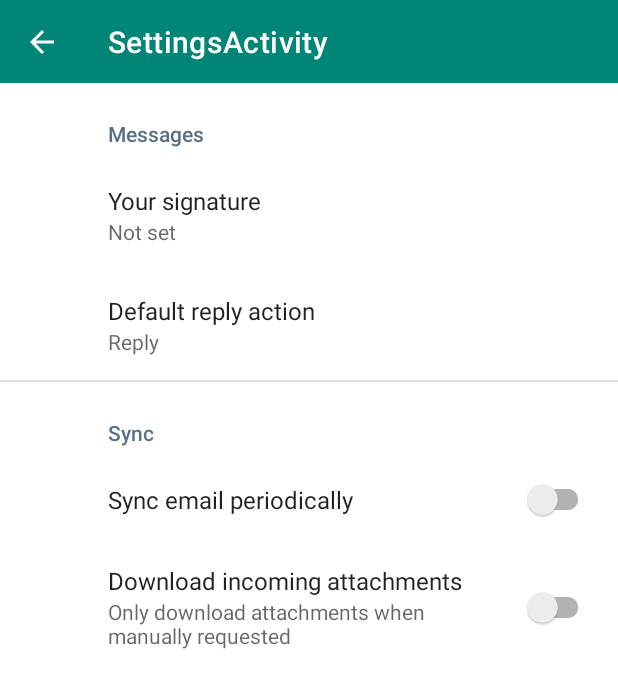
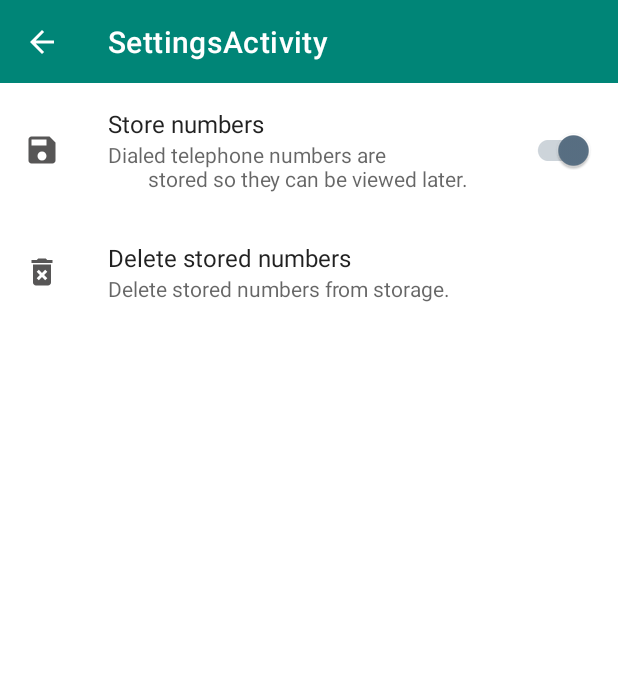
Before and after one commit to ebbanimer/dialer-app, an Android app: the screen it shows after launch (SettingsActivity), after a tap on "SETTINGS", on a phone screen of 412 x 824 dp. Shown: the top 688 px of the screen. Run offline under Robolectric (Android 15) with nearby library versions, the phone set to English and light mode, and no system bars; our stand-ins replace androidx.preference.

Commit message:
Task 4: Subtask 3 done.

```diff
--- a/app/build.gradle
+++ b/app/build.gradle
@@ -48,4 +48,5 @@ dependencies {
     testImplementation 'junit:junit:4.13.2'
     androidTestImplementation 'androidx.test.ext:junit:1.1.3'
     androidTestImplementation 'androidx.test.espresso:espresso-core:3.4.0'
+
 }
--- a/app/src/main/java/se/miun/ebni2100/dt031g/dialer/SettingsActivity.kt
+++ b/app/src/main/java/se/miun/ebni2100/dt031g/dialer/SettingsActivity.kt
@@ -1,8 +1,13 @@
 package se.miun.ebni2100.dt031g.dialer
 
+import android.content.Context
+import android.content.SharedPreferences
 import android.os.Bundle
+import android.view.View
 import androidx.appcompat.app.AppCompatActivity
+import androidx.preference.Preference
 import androidx.preference.PreferenceFragmentCompat
+import androidx.preference.PreferenceManager
 import se.miun.ebni2100.dt031g.dialer.databinding.SettingsActivityBinding
 
 /**
@@ -35,9 +40,35 @@ class SettingsActivity : AppCompatActivity() {
         supportActionBar?.setDisplayHomeAsUpEnabled(true)
     }
 
+    companion object {
+        const val NUMBER_SET_KEY = "NumberSetKey"
+
+        fun shouldStoreNumbers(context: Context): Boolean {
+            val sharedPreferences: SharedPreferences =
+                PreferenceManager.getDefaultSharedPreferences(context)
+            return sharedPreferences.getBoolean(context.getString(R.string.store_key), true)
+        }
+
+    }
+
     class SettingsFragment : PreferenceFragmentCompat() {
         override fun onCreatePreferences(savedInstanceState: Bundle?, rootKey: String?) {
             setPreferencesFromResource(R.xml.root_preferences, rootKey)
         }
+
+        override fun onViewCreated(view: View, savedInstanceState: Bundle?) {
+            super.onViewCreated(view, savedInstanceState)
+            findPreference<Preference>(getString(R.string.delete_key))?.setOnPreferenceClickListener {
+                clearStoredNumbers()
+                true
+            }
+        }
+
+        private fun clearStoredNumbers(){
+            val toSave : MutableSet<String>? = null
+            val prefs = PreferenceManager.getDefaultSharedPreferences(context)
+            val editor = prefs.edit()
+            editor.putStringSet(NUMBER_SET_KEY, toSave).apply()
+        }
     }
 }
--- /dev/null
+++ b/app/src/main/res/drawable/ic_baseline_delete_forever_24.xml
@@ -0,0 +1,5 @@
+<vector android:height="24dp" android:tint="#575656"
+    android:viewportHeight="24" android:viewportWidth="24"
+    android:width="24dp" xmlns:android="http://schemas.android.com/apk/res/android">
+    <path android:fillColor="@android:color/white" android:pathData="M6,19c0,1.1 0.9,2 2,2h8c1.1,0 2,-0.9 2,-2L18,7L6,7v12zM8.46,11.88l1.41,-1.41L12,12.59l2.12,-2.12 1.41,1.41L13.41,14l2.12,2.12 -1.41,1.41L12,15.41l-2.12,2.12 -1.41,-1.41L10.59,14l-2.13,-2.12zM15.5,4l-1,-1h-5l-1,1L5,4v2h14L19,4z"/>
+</vector>
--- /dev/null
+++ b/app/src/main/res/drawable/ic_baseline_save_24.xml
@@ -0,0 +1,5 @@
+<vector android:height="24dp" android:tint="#575656"
+    android:viewportHeight="24" android:viewportWidth="24"
+    android:width="24dp" xmlns:android="http://schemas.android.com/apk/res/android">
+    <path android:fillColor="@android:color/white" android:pathData="M17,3L5,3c-1.11,0 -2,0.9 -2,2v14c0,1.1 0.89,2 2,2h14c1.1,0 2,-0.9 2,-2L21,7l-4,-4zM12,19c-1.66,0 -3,-1.34 -3,-3s1.34,-3 3,-3 3,1.34 3,3 -1.34,3 -3,3zM15,9L5,9L5,5h10v4z"/>
+</vector>
--- a/app/src/main/res/layout/settings_activity.xml
+++ b/app/src/main/res/layout/settings_activity.xml
@@ -13,12 +13,14 @@
         app:layout_constraintStart_toStartOf="parent"
         app:layout_constraintEnd_toEndOf="parent"
         app:layout_constraintTop_toTopOf="parent"/>
+
     <FrameLayout
         android:id="@+id/settings"
         android:layout_width="match_parent"
         android:layout_height="0dp"
         app:layout_constraintEnd_toEndOf="parent"
         app:layout_constraintStart_toStartOf="parent"
-        app:layout_constraintTop_toBottomOf="@id/tool_bar_settings"/>
+        app:layout_constraintTop_toBottomOf="@id/tool_bar_settings"
+        app:layout_constraintBottom_toBottomOf="parent"/>
 
 </androidx.constraintlayout.widget.ConstraintLayout>
--- a/app/src/main/res/values/strings.xml
+++ b/app/src/main/res/values/strings.xml
@@ -9,20 +9,19 @@
     <string name="this_is_the_dial_activity">This is the dial activity.</string>
     <string name="this_is_a_list_of_calls">This is a list of calls.</string>
     <string name="title_activity_settings">SettingsActivity</string>
+    <string name="no_phone_number_stored">No telephone numbers are stored</string>
 
-    <!-- Preference Titles -->
-    <string name="messages_header">Messages</string>
-    <string name="sync_header">Sync</string>
+    <!-- Store numbers preferences -->
+    <string name="store_key">"store_numbers"</string>
+    <string name="store_numbers_title">"Store numbers"</string>
+    <string name="store_numbers_summary_on">"Dialed telephone numbers are
+        stored so they can be viewed later."</string>
+    <string name="store_numbers_summary_off">"Dialed telephone numbers are not stored."</string>
 
-    <!-- Messages Preferences -->
-    <string name="signature_title">Your signature</string>
-    <string name="reply_title">Default reply action</string>
+    <!-- Delete numbers preferences -->
+    <string name="delete_key">"remove_numbers"</string>
+    <string name="delete_numbers_title">"Delete stored numbers"</string>
+    <string name="delete_numbers_summary">"Delete stored numbers from storage."</string>
 
-    <!-- Sync Preferences -->
-    <string name="sync_title">Sync email periodically</string>
-    <string name="attachment_title">Download incoming attachments</string>
-    <string name="attachment_summary_on">Automatically download attachments for incoming emails
-    </string>
-    <string name="attachment_summary_off">Only download attachments when manually requested</string>
     <string name="title_activity_maps">MapsActivity</string>
 </resources>
--- a/app/src/main/res/values/themes.xml
+++ b/app/src/main/res/values/themes.xml
@@ -28,7 +28,7 @@
     </style>
 
     <style name="Base_ToolbarStyle">
-        <item name="popupTheme">@style/ThemeOverlay.AppCompat.Light</item>
+        <item name="popupTheme">@style/ThemeOverlay.AppCompat.Dark</item>
         <item name="android:background">?colorPrimary</item>
         <item name="android:theme">@style/Base_ToolbarTheme</item>
     </style>
--- a/app/src/main/res/xml/root_preferences.xml
+++ b/app/src/main/res/xml/root_preferences.xml
@@ -1,38 +1,18 @@
 <PreferenceScreen
     xmlns:app="http://schemas.android.com/apk/res-auto">
 
-    <PreferenceCategory
-        app:title="@string/messages_header">
+    <SwitchPreferenceCompat
+        app:key="@string/store_key"
+        app:title="@string/store_numbers_title"
+        app:defaultValue="true"
+        app:icon="@drawable/ic_baseline_save_24"
+        app:summaryOn="@string/store_numbers_summary_on"
+        app:summaryOff="@string/store_numbers_summary_off"/>
 
-        <EditTextPreference
-            app:key="signature"
-            app:title="@string/signature_title"
-            app:useSimpleSummaryProvider="true"/>
-
-        <ListPreference
-            app:key="reply"
-            app:title="@string/reply_title"
-            app:entries="@array/reply_entries"
-            app:entryValues="@array/reply_values"
-            app:defaultValue="reply"
-            app:useSimpleSummaryProvider="true"/>
-
-    </PreferenceCategory>
-
-    <PreferenceCategory
-        app:title="@string/sync_header">
-
-        <SwitchPreferenceCompat
-            app:key="sync"
-            app:title="@string/sync_title"/>
-
-        <SwitchPreferenceCompat
-            app:key="attachment"
-            app:title="@string/attachment_title"
-            app:summaryOn="@string/attachment_summary_on"
-            app:summaryOff="@string/attachment_summary_off"
-            app:dependency="sync"/>
-
-    </PreferenceCategory>
+    <Preference
+        app:key="@string/delete_key"
+        app:title="@string/delete_numbers_title"
+        app:icon="@drawable/ic_baseline_delete_forever_24"
+        app:summary="@string/delete_numbers_summary"/>
 
 </PreferenceScreen>
```
Also changed, not shown: app/src/main/java/se/miun/ebni2100/dt031g/dialer/CallListActivity.kt (+20 -1 lines), app/src/main/java/se/miun/ebni2100/dt031g/dialer/DialActivity.kt (+19 -0 lines), app/src/main/java/se/miun/ebni2100/dt031g/dialer/customviews/DialInput.kt (+22 -1 lines), app/src/main/res/layout/activity_call_list.xml (+14 -6 lines), app/src/main/res/menu/dial_menu.xml (added, +9 -0 lines).
